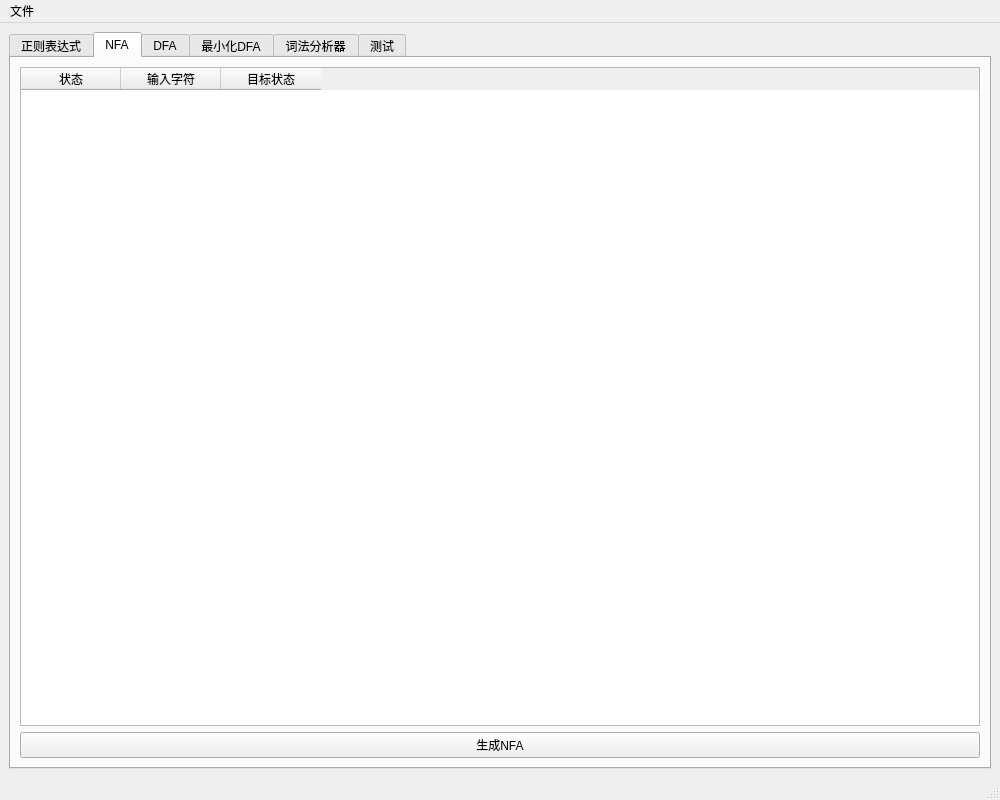
Qt form ui/mainwindow.ui (CrazyThought/byylCourseDesign) before a commit.
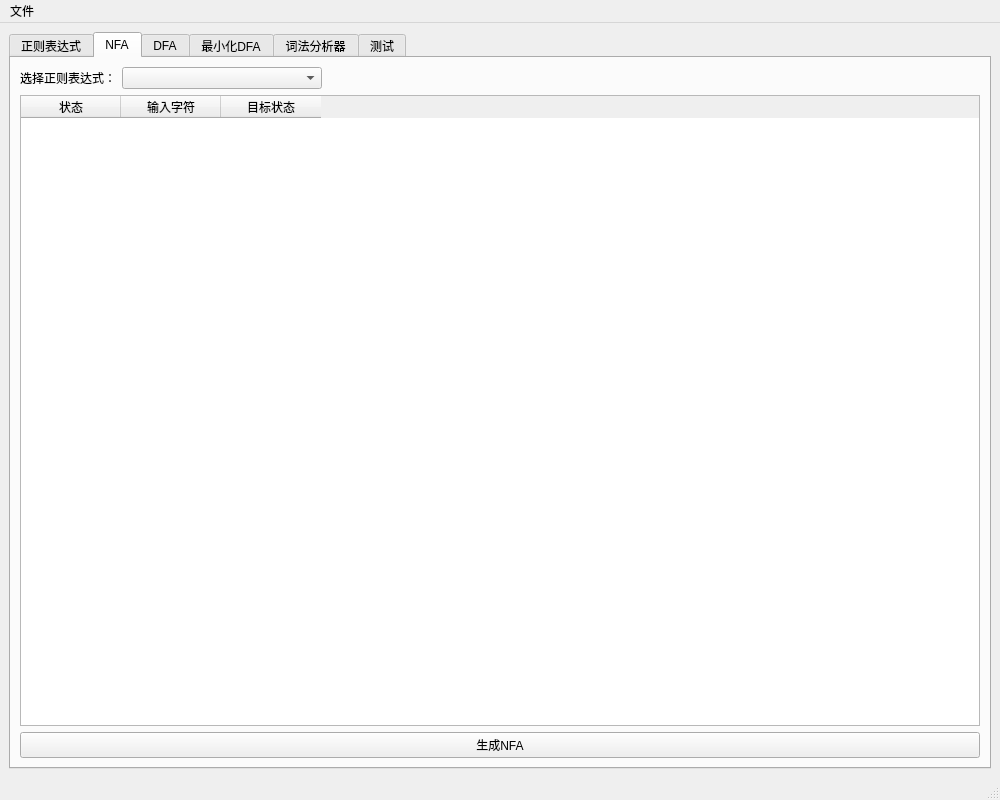
The same form after that commit. The open tabs and pages were chosen to show the change.

Commit message:
refactor(regexprocessor): 添加正则表达式引用支持
在RegexProcessor类中添加m_regexReferences成员变量，用于保存正则表达式引用定义，如digit=[0-9]

The edit to the form file:
```diff
--- a/ui/mainwindow.ui
+++ b/ui/mainwindow.ui
@@ -73,6 +73,40 @@
         <string>NFA</string>
        </attribute>
        <layout class="QVBoxLayout" name="verticalLayout_3">
+        <item>
+         <layout class="QHBoxLayout" name="horizontalLayout_5">
+          <item>
+           <widget class="QLabel" name="label">
+            <property name="text">
+             <string>选择正则表达式：</string>
+            </property>
+           </widget>
+          </item>
+          <item>
+           <widget class="QComboBox" name="comboBoxRegex">
+            <property name="minimumSize">
+             <size>
+              <width>200</width>
+              <height>0</height>
+             </size>
+            </property>
+           </widget>
+          </item>
+          <item>
+           <spacer name="horizontalSpacer_2">
+            <property name="orientation">
+             <enum>Qt::Orientation::Horizontal</enum>
+            </property>
+            <property name="sizeHint" stdset="0">
+             <size>
+              <width>40</width>
+              <height>20</height>
+             </size>
+            </property>
+           </spacer>
+          </item>
+         </layout>
+        </item>
         <item>
          <widget class="QTableWidget" name="tableNFA">
           <property name="alternatingRowColors">
```
Left out of the diff: 4 changed lines with no effect on the pictures. The commit also changes 491 other files.
